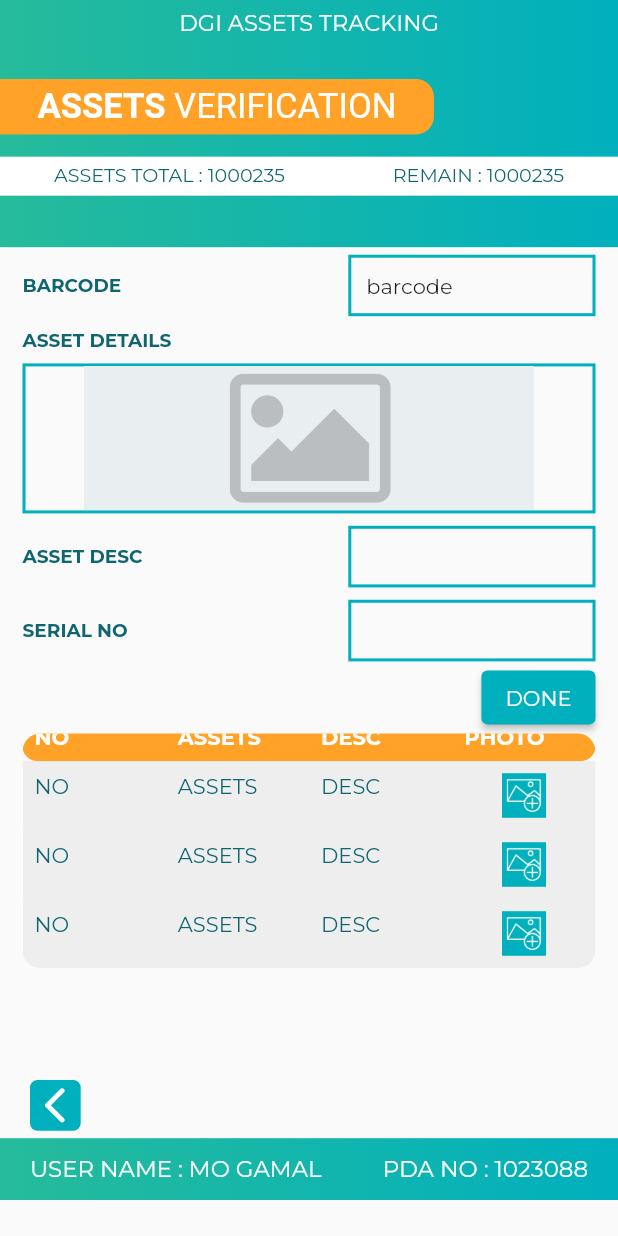
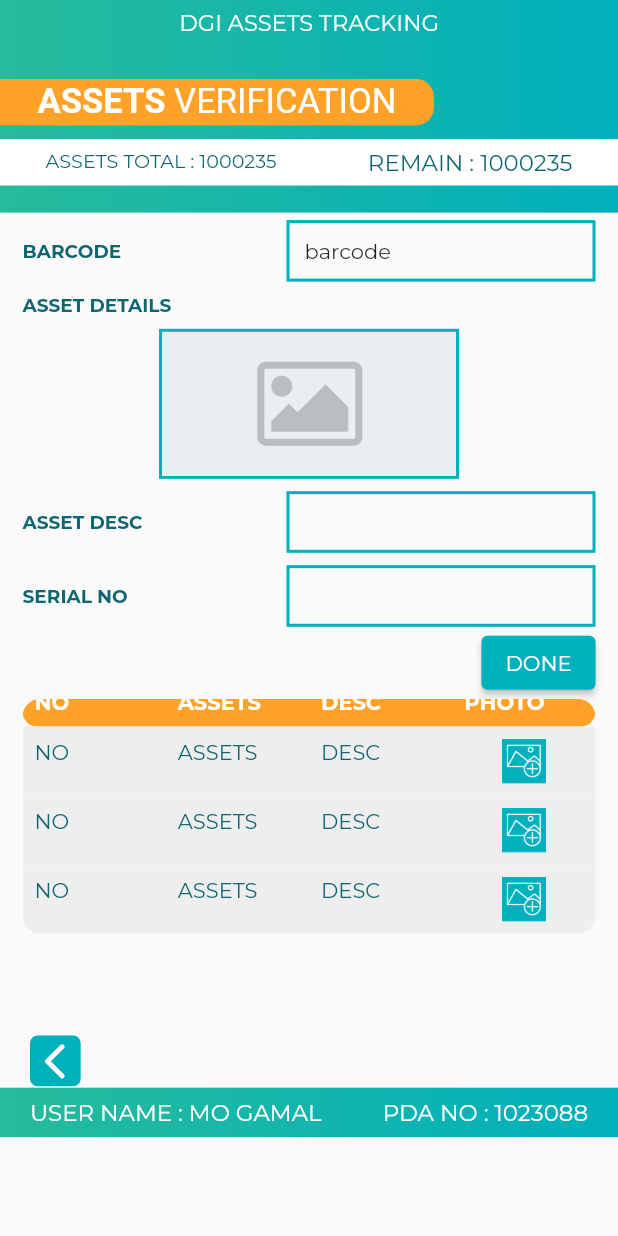
Before and after one commit to Ahmed2120/DGI, a Flutter app: the AssetsVerification screen opened directly, after a tap on the "arrow forward ios" icon, on a phone screen of 412 x 824 dp. Run offline on Flutter 3.47's test engine with Material 2 defaults, Android fonts, the phone set to English and light mode, and no system bars; our stand-ins replace camera, dropdown_button2, percent_indicator, sqflite; missing offline and left inert: flutter_barcode_scanner; accounts and stored records are empty.

Commit message:
Responsive

```diff
--- a/lib/Utility/footer.dart
+++ b/lib/Utility/footer.dart
@@ -10,9 +10,9 @@ class Footer extends StatelessWidget {
     // print('hhh ${dSize.width * 0.04}');
     return Container(
         width: double.infinity,
-        height: dSize.height * 0.05,
+        height: dSize.height * 0.04,
         padding:
-        const EdgeInsets.symmetric(vertical: 8, horizontal: 20),
+        EdgeInsets.symmetric(vertical: dSize.height * 0.001, horizontal: 20),
         decoration: const BoxDecoration(
             gradient: LinearGradient(
                 colors: [
--- a/lib/Utility/header.dart
+++ b/lib/Utility/header.dart
@@ -11,7 +11,7 @@ class Header extends StatelessWidget {
     print('hhh ${dSize.width * 0.04}');
     return Container(
       width: double.infinity,
-      height: dSize.height * 0.20,
+      height: dSize.height * 0.172,
       padding: EdgeInsets.symmetric(vertical: dSize.height * 0.007),
       decoration: const BoxDecoration(
           gradient: LinearGradient(
@@ -38,7 +38,7 @@ class Header extends StatelessWidget {
               Container(
                   alignment: Alignment.centerLeft,
                   padding: const EdgeInsets.symmetric(
-                      vertical: 5, horizontal: 25),
+                      vertical: 2, horizontal: 25),
                   decoration: const BoxDecoration(
                     color: Color(0xFFFFA227),
                     borderRadius: BorderRadius.only(
@@ -64,10 +64,10 @@ class Header extends StatelessWidget {
             ],
           ),
           SizedBox(
-            height: dSize.height * 0.018,
+            height: dSize.height * 0.011,
           ),
           Container(
-            padding: const EdgeInsets.symmetric(vertical: 5),
+            padding: const EdgeInsets.symmetric(vertical: 6),
             width: double.infinity,
             decoration: BoxDecoration(color: Colors.white),
             child: Row(
--- a/lib/screens/about.dart
+++ b/lib/screens/about.dart
@@ -57,7 +57,7 @@ class AboutUs extends StatelessWidget {
             ),
             const Spacer(),
             Padding(
-              padding: EdgeInsets.symmetric(horizontal: 20, vertical: 12),
+              padding: EdgeInsets.symmetric(horizontal: 20, vertical: 1),
               child: Row(
                 mainAxisAlignment: MainAxisAlignment.spaceBetween,
                 children: [
--- a/lib/screens/assets_counter_screen.dart
+++ b/lib/screens/assets_counter_screen.dart
@@ -27,7 +27,7 @@ class _AssetsCounterState extends State<AssetsCounter> {
         body: SafeArea(
           child: SingleChildScrollView(
             child: Container(
-              height: dSize.height - 24,
+              height: dSize.height - dSize.height * 0.08,
               child: Column(
                 children: [
                   const Header(title: 'ASSETS', subTitle: 'Counter',),
@@ -353,7 +353,7 @@ class _AssetsCounterState extends State<AssetsCounter> {
                   ),
                   const Spacer(),
                   Padding(
-                    padding: EdgeInsets.symmetric(horizontal: 20, vertical: 12),
+                    padding: EdgeInsets.symmetric(horizontal: 20, vertical: 1),
                     child: Row(
                       mainAxisAlignment: MainAxisAlignment.spaceBetween,
                       children: [
--- a/lib/screens/assets_details.dart
+++ b/lib/screens/assets_details.dart
@@ -27,12 +27,12 @@ class _AssetsDetailsState extends State<AssetsDetails> {
         body: SafeArea(
       child: SingleChildScrollView(
         child: SizedBox(
-          height: dSize.height - 24,
+          height: dSize.height - dSize.height * 0.08,
           child: Column(
             children: [
               Container(
                 width: double.infinity,
-                height: dSize.height * 0.20,
+                height: dSize.height * 0.172,
                 padding: EdgeInsets.symmetric(vertical: dSize.height * 0.007),
                 decoration: const BoxDecoration(
                     gradient: LinearGradient(
@@ -60,7 +60,7 @@ class _AssetsDetailsState extends State<AssetsDetails> {
                         Container(
                             alignment: Alignment.centerLeft,
                             padding: const EdgeInsets.symmetric(
-                                vertical: 5, horizontal: 25),
+                                vertical: 2, horizontal: 25),
                             decoration: const BoxDecoration(
                               color: Color(0xFFFFA227),
                               borderRadius: BorderRadius.only(
@@ -87,10 +87,10 @@ class _AssetsDetailsState extends State<AssetsDetails> {
                       ],
                     ),
                     SizedBox(
-                      height: dSize.height * 0.018,
+                      height: dSize.height * 0.011,
                     ),
                     Container(
-                      padding: EdgeInsets.symmetric(vertical: 5),
+                      padding: EdgeInsets.symmetric(vertical: 6),
                       width: double.infinity,
                       decoration: BoxDecoration(color: Colors.white),
                       child: Row(
@@ -106,7 +106,7 @@ class _AssetsDetailsState extends State<AssetsDetails> {
                             'REMAIN : 1000235',
                             style: TextStyle(
                                 color: Color(0xFF0F6671),
-                                fontSize: dSize.width * 0.031),
+                                fontSize: dSize.width * 0.037),
                           ),
                         ],
                       ),
@@ -122,7 +122,7 @@ class _AssetsDetailsState extends State<AssetsDetails> {
                   child: Form(
                     key: _formKey,
                     child: Column(
-                      crossAxisAlignment: CrossAxisAlignment.start,
+                      // crossAxisAlignment: CrossAxisAlignment.start,
                       // mainAxisAlignment: MainAxisAlignment.spaceBetween,
                       children: [
                         Row(
@@ -131,7 +131,7 @@ class _AssetsDetailsState extends State<AssetsDetails> {
                             const Spacer(),
                             Container(
                               padding: EdgeInsets.all(10),
-                              width: dSize.width * 0.4,
+                              width: dSize.width * 0.5,
                               decoration: BoxDecoration(
                                 border: Border.all(
                                     color: const Color(0xFF00B0BD), width: 2.0),
@@ -144,14 +144,20 @@ class _AssetsDetailsState extends State<AssetsDetails> {
                           height: dSize.height * 0.01,
                         ),
                         Column(
-                          crossAxisAlignment: CrossAxisAlignment.start,
+                          crossAxisAlignment: CrossAxisAlignment.center,
                           children: [
-                            buildText('ASSET DETAILS', dSize),
+                            Row(
+                              mainAxisAlignment: MainAxisAlignment.start,
+                              children: [
+                                buildText('ASSET DETAILS', dSize),
+                              ],
+                            ),
                             SizedBox(
                               height: dSize.height * 0.01,
                             ),
                             Container(
-                              alignment: Alignment.center,
+                              width: 200,
+                              // alignment: Alignment.center,
                                 decoration: BoxDecoration(
                                   border: Border.all(
                                       color: const Color(0xFF00B0BD), width: 2.0),
@@ -172,7 +178,7 @@ class _AssetsDetailsState extends State<AssetsDetails> {
                             buildText('ASSET DESC', dSize),
                             const Spacer(),
                             Container(
-                              width: dSize.width * 0.4,
+                              width: dSize.width * 0.5,
                               decoration: BoxDecoration(
                                 border: Border.all(
                                     color: const Color(0xFF00B0BD), width: 2.0),
@@ -194,7 +200,7 @@ class _AssetsDetailsState extends State<AssetsDetails> {
                             buildText('SERIAL NO', dSize),
                             const Spacer(),
                             Container(
-                              width: dSize.width * 0.4,
+                              width: dSize.width * 0.5,
                               decoration: BoxDecoration(
                                 border: Border.all(
                                     color: const Color(0xFF00B0BD), width: 2.0),
@@ -253,7 +259,7 @@ class _AssetsDetailsState extends State<AssetsDetails> {
               ),
               const Spacer(),
               Padding(
-                padding: EdgeInsets.symmetric(horizontal: 20, vertical: 5),
+                padding: EdgeInsets.symmetric(horizontal: 20, vertical: 1),
                 child: Row(
                   mainAxisAlignment: MainAxisAlignment.spaceBetween,
                   children: [
--- a/lib/screens/assets_verification_screen.dart
+++ b/lib/screens/assets_verification_screen.dart
@@ -69,7 +69,7 @@ class _AssetsVerificationState extends State<AssetsVerification> {
         body: SafeArea(
           child: SingleChildScrollView(
             child: Container(
-              height: dSize.height - 24,
+              height: dSize.height - dSize.height * 0.08,
               child: Column(
                 children: [
                   const Header(title: 'ASSETS', subTitle: 'VERIFICATION',),
@@ -314,7 +314,7 @@ class _AssetsVerificationState extends State<AssetsVerification> {
                   ),
                   const Spacer(),
                   Padding(
-                    padding: EdgeInsets.symmetric(horizontal: 20, vertical: 12),
+                    padding: EdgeInsets.symmetric(horizontal: 20, vertical: 1),
                     child: Row(
                       mainAxisAlignment: MainAxisAlignment.spaceBetween,
                       children: [
--- a/lib/screens/item_capture_screen.dart
+++ b/lib/screens/item_capture_screen.dart
@@ -64,7 +64,7 @@ class _ItemCaptureState extends State<ItemCapture> {
         body: SafeArea(
           child: SingleChildScrollView(
             child: SizedBox(
-              height: dSize.height - 24,
+              height: dSize.height - dSize.height * 0.08,
               child: Column(
                 children: [
                   const Header(title: 'ITEM', subTitle: 'Capture',),
@@ -236,7 +236,7 @@ class _ItemCaptureState extends State<ItemCapture> {
                   ),
                   const Spacer(),
                   Padding(
-                    padding: EdgeInsets.symmetric(horizontal: 20, vertical: 12),
+                    padding: EdgeInsets.symmetric(horizontal: 20, vertical: 1),
                     child: Row(
                       mainAxisAlignment: MainAxisAlignment.spaceBetween,
                       children: [
--- a/lib/screens/settings.dart
+++ b/lib/screens/settings.dart
@@ -303,7 +303,7 @@ class _SettingsState extends State<Settings> {
                   ),
                   Spacer(),
                   Padding(
-                    padding: EdgeInsets.symmetric(horizontal: 20, vertical: 12),
+                    padding: EdgeInsets.symmetric(horizontal: 20, vertical: 1),
                     child: Row(
                       mainAxisAlignment: MainAxisAlignment.spaceBetween,
                       children: [
```
Also changed, not shown: lib/screens/assets_capture_screen.dart (+4 -4 lines), lib/screens/assets_check.dart (+7 -7 lines).
